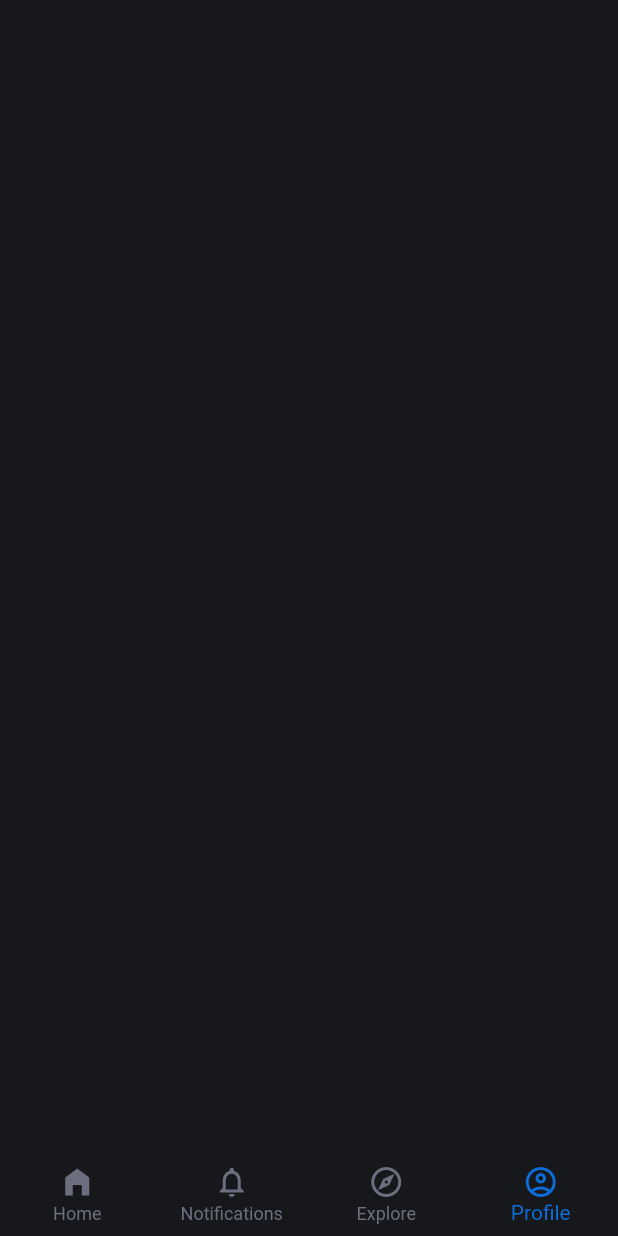
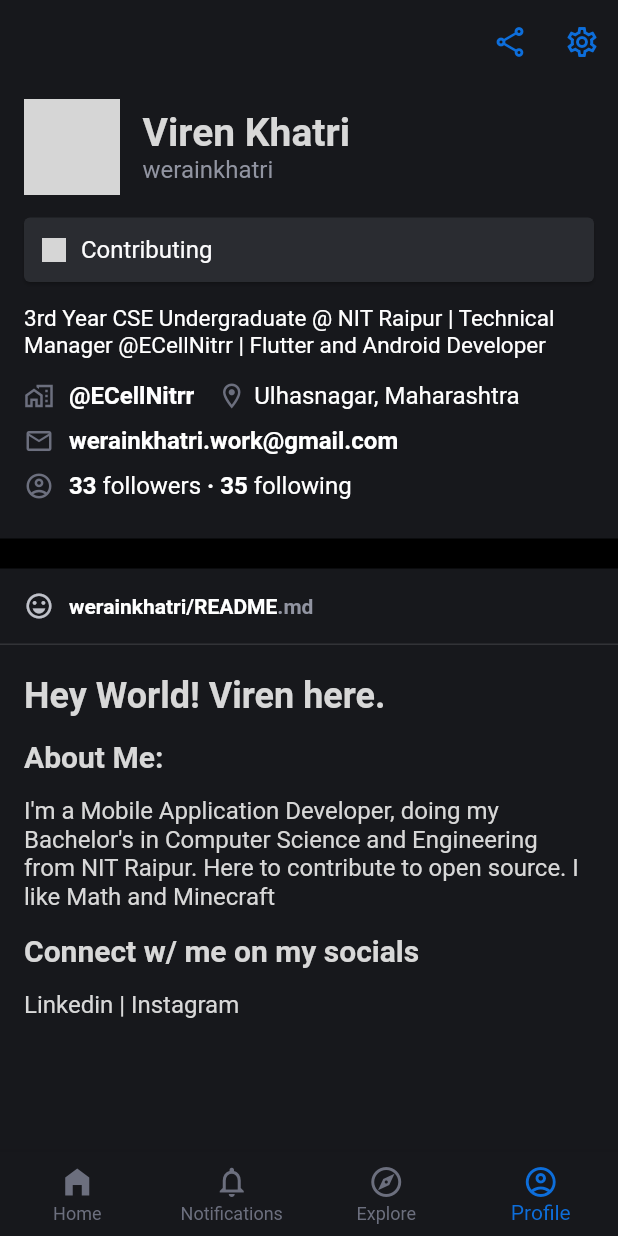
Before and after one commit to werainkhatri/github-clone, a Flutter app: the screen it shows after launch, item 4 of the bottom bar chosen, on a phone screen of 412 x 824 dp. Run offline on Flutter 3.47's test engine with Material 2 defaults, Android fonts, the phone set to English and light mode, and no system bars; drawn by our look-alikes of pull_to_refresh; network calls fail; grey boxes are pictures that could not be loaded.

Commit message:
profile tab - section 1 and partly 2

```diff
--- a/lib/constants.dart
+++ b/lib/constants.dart
@@ -16,6 +16,15 @@ class C {
 
   static Color issuePROpenColor = Color(0xFF32B24F);
   static Color issuePRClosedColor = Color(0xFF7548C7);
+
+  static const String imageURL =
+      "https://avatars.githubusercontent.com/u/44755140?v=4";
+  static const String workingEmoteURL =
+      "https://github.githubassets.com/images/icons/emoji/unicode/1f468-1f4bb.png";
+  static const String bio =
+      "3rd Year CSE Undergraduate @ NIT Raipur | Technical Manager @ECellNitrr | Flutter and Android Developer";
+  static const String readme =
+      "I'm a Mobile Application Developer, doing my Bachelor's in Computer Science and Engineering from NIT Raipur. Here to contribute to open source. I like Math and Minecraft";
 
   static List<Widget> notifications = [
     NotificationItem(
--- a/lib/profile.dart
+++ /dev/null
@@ -1,10 +0,0 @@
-import 'package:flutter/material.dart';
-
-class ProfileScreen extends StatelessWidget {
-  const ProfileScreen({Key key}) : super(key: key);
-
-  @override
-  Widget build(BuildContext context) {
-    return Container();
-  }
-}
--- a/lib/notifications.dart
+++ b/lib/tabs/notifications.dart
@@ -1,10 +1,10 @@
 import 'package:flutter/material.dart';
-import 'package:github_clone/app_state.dart';
 import 'package:provider/provider.dart';
 import 'package:pull_to_refresh/pull_to_refresh.dart';
 
-import 'constants.dart';
-import 'widgets/title.dart';
+import '../app_state.dart';
+import '../constants.dart';
+import '../widgets/title.dart';
 
 class NotificationsScreen extends StatefulWidget {
   const NotificationsScreen({Key key}) : super(key: key);
--- /dev/null
+++ b/lib/tabs/profile.dart
@@ -0,0 +1,324 @@
+import 'package:flutter/material.dart';
+import 'package:pull_to_refresh/pull_to_refresh.dart';
+
+import '../constants.dart';
+
+class ProfileScreen extends StatefulWidget {
+  const ProfileScreen({Key key}) : super(key: key);
+
+  @override
+  _ProfileScreenState createState() => _ProfileScreenState();
+}
+
+class _ProfileScreenState extends State<ProfileScreen> {
+  RefreshController _refreshController;
+
+  @override
+  void initState() {
+    super.initState();
+    _refreshController = RefreshController(initialRefresh: false);
+  }
+
+  void _onRefresh() async {
+    // monitor network fetch
+    await Future.delayed(Duration(milliseconds: 500));
+    setState(() {});
+    _refreshController.refreshCompleted();
+  }
+
+  @override
+  Widget build(BuildContext context) {
+    return SafeArea(
+      child: Column(
+        children: [
+          AppBar(
+            elevation: 0,
+            backgroundColor: C.background,
+            actions: [
+              IconButton(
+                icon: Icon(
+                  Icons.share_outlined,
+                  color: Theme.of(context).accentColor,
+                ),
+                onPressed: () {},
+              ),
+              IconButton(
+                icon: Icon(
+                  Icons.settings_outlined,
+                  color: Theme.of(context).accentColor,
+                ),
+                onPressed: () {},
+              ),
+            ],
+          ),
+          Expanded(
+            child: SmartRefresher(
+              controller: _refreshController,
+              onRefresh: _onRefresh,
+              child: ListView(
+                children: [
+                  SizedBox(height: 10),
+                  Padding(
+                    padding: const EdgeInsets.symmetric(horizontal: 16.0),
+                    child: Row(
+                      children: [
+                        ClipOval(
+                          child: Image.network(
+                            C.imageURL,
+                            height: 64,
+                          ),
+                        ),
+                        SizedBox(width: 15),
+                        Column(
+                          crossAxisAlignment: CrossAxisAlignment.start,
+                          children: [
+                            Text(
+                              "Viren Khatri",
+                              style: TextStyle(
+                                color: Color(0xFFD8D8D8),
+                                fontSize: 26,
+                                fontWeight: FontWeight.bold,
+                              ),
+                            ),
+                            Text(
+                              "werainkhatri",
+                              style: TextStyle(
+                                color: Color(0xFF9194A1),
+                                fontSize: 16,
+                              ),
+                            ),
+                          ],
+                        )
+                      ],
+                    ),
+                  ),
+                  SizedBox(height: 15),
+                  Padding(
+                    padding: const EdgeInsets.symmetric(horizontal: 16.0),
+                    child: Card(
+                      color: Color(0xFF2A2C31),
+                      margin: EdgeInsets.zero,
+                      child: Padding(
+                        padding: const EdgeInsets.all(12),
+                        child: Row(
+                          children: [
+                            Image.network(C.workingEmoteURL, height: 16),
+                            SizedBox(width: 10),
+                            Text(
+                              "Contributing",
+                              style: TextStyle(
+                                color: Color(0xFFFBFBFC),
+                                fontSize: 16,
+                                fontWeight: FontWeight.w400,
+                              ),
+                            ),
+                          ],
+                        ),
+                      ),
+                    ),
+                  ),
+                  SizedBox(height: 15),
+                  Padding(
+                    padding: const EdgeInsets.symmetric(horizontal: 16),
+                    child: Text(
+                      C.bio,
+                      style: TextStyle(
+                        color: Colors.white,
+                        fontSize: 15,
+                      ),
+                    ),
+                  ),
+                  SizedBox(height: 15),
+                  Padding(
+                    padding: const EdgeInsets.symmetric(horizontal: 16),
+                    child: Row(
+                      children: [
+                        Icon(
+                          Icons.home_work_outlined,
+                          color: C.unhighlightedIconColor,
+                          size: 20,
+                        ),
+                        SizedBox(width: 10),
+                        GestureDetector(
+                          onTap: () {},
+                          child: Text(
+                            "@ECellNitrr",
+                            style: TextStyle(
+                              color: Colors.white,
+                              fontSize: 16,
+                              fontWeight: FontWeight.bold,
+                            ),
+                          ),
+                        ),
+                        SizedBox(width: 15),
+                        Icon(
+                          Icons.location_on_outlined,
+                          color: C.unhighlightedIconColor,
+                          size: 20,
+                        ),
+                        SizedBox(width: 5),
+                        Text(
+                          "Ulhasnagar, Maharashtra",
+                          style: TextStyle(color: Colors.white, fontSize: 16),
+                        ),
+                      ],
+                    ),
+                  ),
+                  SizedBox(height: 10),
+                  Padding(
+                    padding: const EdgeInsets.symmetric(horizontal: 16),
+                    child: Row(
+                      children: [
+                        Icon(
+                          Icons.mail_outline,
+                          color: C.unhighlightedIconColor,
+                          size: 20,
+                        ),
+                        SizedBox(width: 10),
+                        GestureDetector(
+                          onTap: () {},
+                          child: Text(
+                            "werainkhatri.work@gmail.com",
+                            style: TextStyle(
+                              color: Colors.white,
+                              fontSize: 16,
+                              fontWeight: FontWeight.bold,
+                            ),
+                          ),
+                        ),
+                      ],
+                    ),
+                  ),
+                  SizedBox(height: 10),
+                  Padding(
+                    padding: const EdgeInsets.symmetric(horizontal: 16),
+                    child: Row(
+                      children: [
+                        Icon(
+                          Icons.account_circle_outlined,
+                          color: C.unhighlightedIconColor,
+                          size: 20,
+                        ),
+                        SizedBox(width: 10),
+                        RichText(
+                          text: TextSpan(
+                            children: [
+                              TextSpan(
+                                text: "33",
+                                style: TextStyle(fontWeight: FontWeight.bold),
+                              ),
+                              TextSpan(text: " followers "),
+                              TextSpan(
+                                text: "· 35",
+                                style: TextStyle(fontWeight: FontWeight.bold),
+                              ),
+                              TextSpan(text: " following"),
+                            ],
+                            style: TextStyle(color: Colors.white, fontSize: 16),
+                          ),
+                        ),
+                      ],
+                    ),
+                  ),
+                  SizedBox(height: 25),
+                  Container(
+                    color: Colors.black,
+                    width: double.infinity,
+                    height: 20,
+                  ),
+                  SizedBox(height: 15),
+                  Padding(
+                    padding: const EdgeInsets.symmetric(horizontal: 16.0),
+                    child: Row(
+                      children: [
+                        Icon(
+                          Icons.emoji_emotions_outlined,
+                          color: C.textColor,
+                          size: 20,
+                        ),
+                        SizedBox(width: 10),
+                        RichText(
+                          text: TextSpan(
+                            text: "werainkhatri/",
+                            children: [
+                              TextSpan(
+                                text: "README",
+                                style: TextStyle(fontWeight: FontWeight.bold),
+                              ),
+                              TextSpan(
+                                text: ".md",
+                                style:
+                                    TextStyle(color: C.unhighlightedTextColor),
+                              ),
+                            ],
+                            style: TextStyle(fontWeight: FontWeight.bold),
+                          ),
+                        )
+                      ],
+                    ),
+                  ),
+                  SizedBox(height: 15),
+                  Divider(height: 1, thickness: 1, color: C.dividerColor),
+                  SizedBox(height: 20),
+                  Padding(
+                    padding: const EdgeInsets.symmetric(horizontal: 16.0),
+                    child: Text(
+                      "Hey World! Viren here.",
+                      style: TextStyle(
+                        color: Color(0xFFD8D8D8),
+                        fontSize: 24,
+                        fontWeight: FontWeight.bold,
+                      ),
+                    ),
+                  ),
+                  Padding(
+                    padding: const EdgeInsets.symmetric(
+                      horizontal: 16.0,
+                      vertical: 15,
+                    ),
+                    child: Text(
+                      "About Me:",
+                      style: TextStyle(
+                        color: Color(0xFFD8D8D8),
+                        fontSize: 20,
+                        fontWeight: FontWeight.bold,
+                      ),
+                    ),
+                  ),
+                  Padding(
+                    padding: const EdgeInsets.symmetric(horizontal: 16.0),
+                    child: Text(
+                      C.readme,
+                      style: TextStyle(color: Color(0xFFD8D8D8), fontSize: 16),
+                    ),
+                  ),
+                  Padding(
+                    padding: const EdgeInsets.symmetric(
+                      horizontal: 16.0,
+                      vertical: 15,
+                    ),
+                    child: Text(
+                      "Connect w/ me on my socials",
+                      style: TextStyle(
+                        color: Color(0xFFD8D8D8),
+                        fontSize: 20,
+                        fontWeight: FontWeight.bold,
+                      ),
+                    ),
+                  ),
+                  Padding(
+                    padding: const EdgeInsets.symmetric(horizontal: 16.0),
+                    child: Text(
+                      "Linkedin | Instagram", // TODO add links here and other places
+                      style: TextStyle(color: Color(0xFFD8D8D8), fontSize: 16),
+                    ),
+                  ),
+                ],
+              ),
+            ),
+          )
+        ],
+      ),
+    );
+  }
+}
--- a/lib/widgets/title.dart
+++ b/lib/widgets/title.dart
@@ -1,5 +1,6 @@
 import 'package:flutter/material.dart';
-import 'package:github_clone/constants.dart';
+
+import '../constants.dart';
 
 class TitleWidget extends StatelessWidget {
   final String title;
```
Also changed, not shown: lib/main.dart (+7 -6 lines), lib/tabs/home.dart (renamed from lib/home.dart, +4 -6 lines), lib/tabs/explore.dart (renamed from lib/explore.dart).
